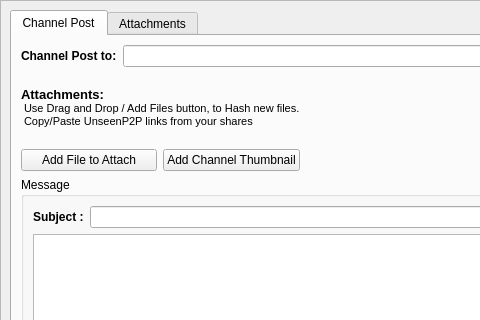
Old version of the form retroshare-gui/src/gui/gxschats/CreateGxsChatMsg.ui in the repository unseenp2pdev/RetroShare; both pictures show x 0 to 480 and y 0 to 320 of the 875 by 659 pixel window.
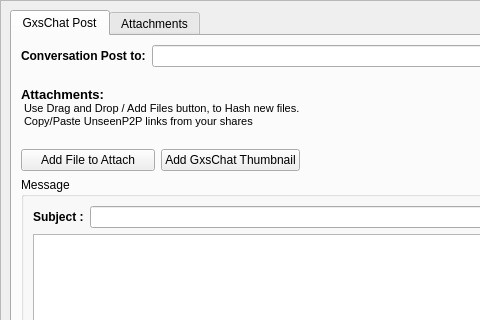
New version of the form. Icons and pictures are not drawn. Custom widgets are drawn as their Qt base class.

Diff of the .ui file:
```diff
--- a/retroshare-gui/src/gui/gxschats/CreateGxsChatMsg.ui
+++ b/retroshare-gui/src/gui/gxschats/CreateGxsChatMsg.ui
@@ -64,7 +64,7 @@
         </property>
         <widget class="QWidget" name="chatPostTab">
          <attribute name="title">
-          <string>Channel Post</string>
+          <string>GxsChat Post</string>
          </attribute>
          <layout class="QGridLayout" name="chatPostTabGLayout">
           <item row="0" column="0" colspan="3">
@@ -78,7 +78,7 @@
                </font>
               </property>
               <property name="text">
-               <string>Channel Post to:</string>
+               <string>Conversation Post to:</string>
               </property>
              </widget>
             </item>
@@ -123,7 +123,7 @@
             <item row="1" column="1">
              <widget class="QPushButton" name="addThumbnailButton">
               <property name="text">
-               <string>Add Channel Thumbnail</string>
+               <string>Add GxsChat Thumbnail</string>
               </property>
               <property name="icon">
                <iconset resource="../images.qrc">
```
Left out of the diff: 2 changed lines with no effect on the pictures.
